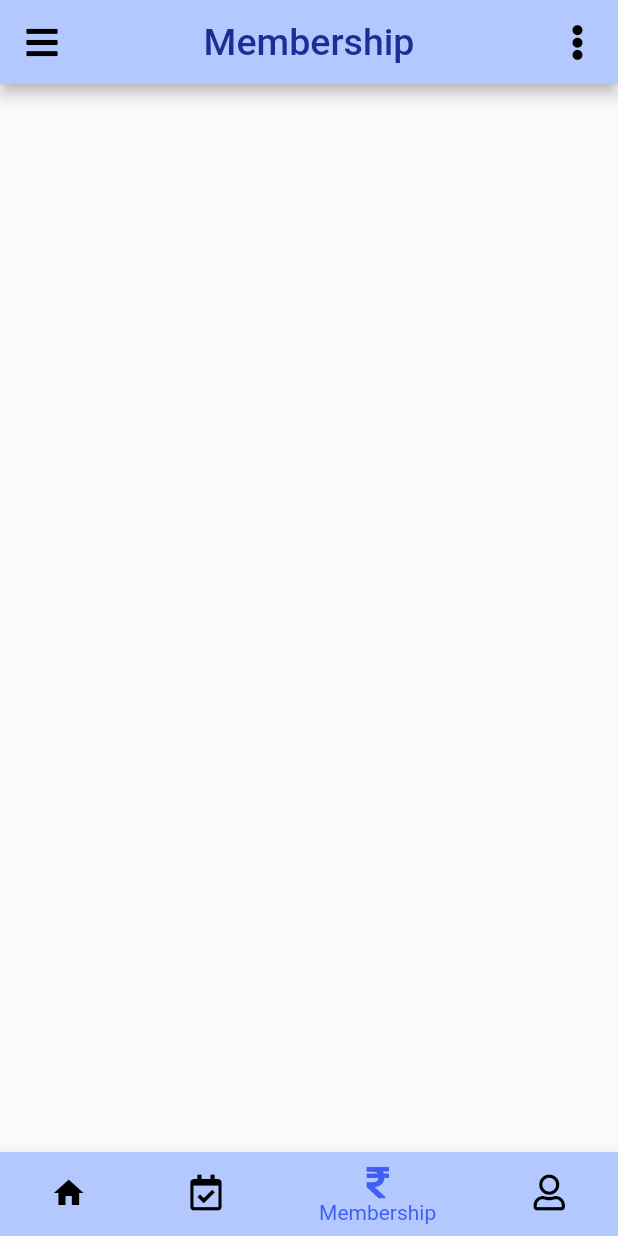
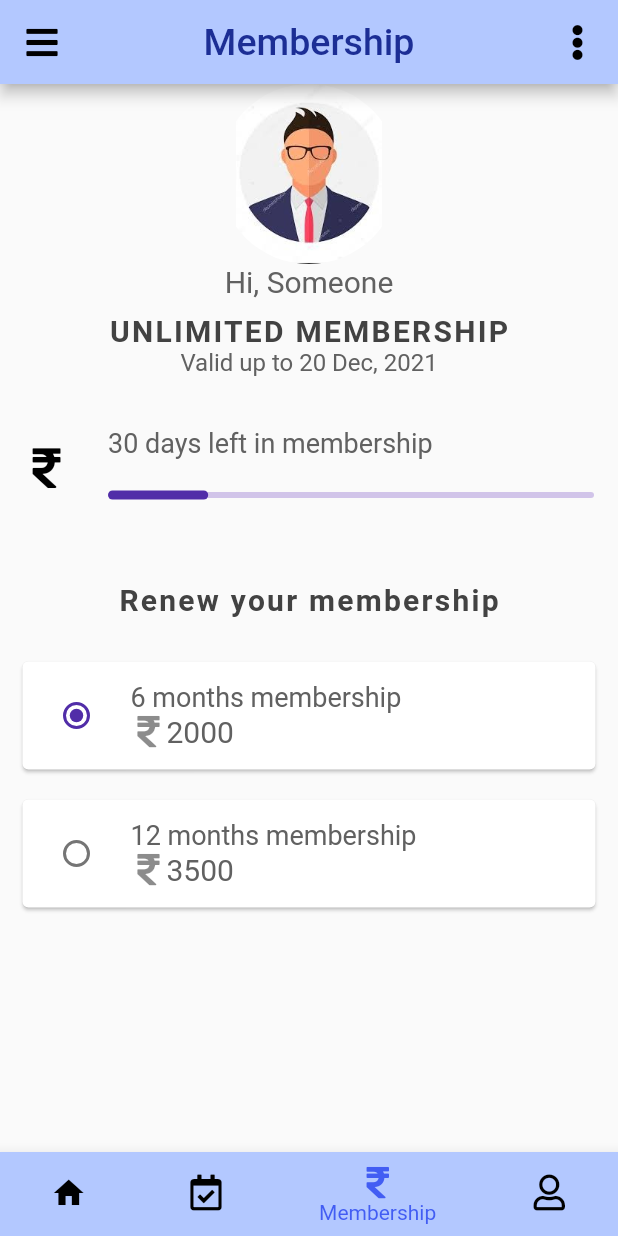
Before and after one commit to ayush2419/ClubHub, a Flutter app: the screen it shows after launch, swiped to page 3, on a phone screen of 412 x 824 dp. Run offline on Flutter 3.47's test engine with Material 2 defaults, Android fonts, the phone set to English and light mode, and no system bars; our stand-ins replace firebase_auth, firebase_core, font_awesome_flutter, introduction_screen; accounts and stored records are empty; Roboto replaces fonts that are missing (Poppins-Bold, Poppins-Regular).

Commit message:
Membership page

```diff
--- a/lib/Screens/membershippage.dart
+++ b/lib/Screens/membershippage.dart
@@ -1,5 +1,7 @@
 import 'package:flutter/material.dart';
 import 'package:font_awesome_flutter/font_awesome_flutter.dart';
+import 'package:club_hub/constants.dart';
+import 'package:club_hub/utilites/slidertrackshape.dart';
 
 class MembershipPage extends StatefulWidget {
   const MembershipPage({Key? key}) : super(key: key);
@@ -9,8 +11,128 @@ class MembershipPage extends StatefulWidget {
 }
 
 class _MembershipPageState extends State<MembershipPage> {
+  int? option = 1;
+
   @override
   Widget build(BuildContext context) {
-    return Scaffold();
+    return Scaffold(
+      body: Column(
+        crossAxisAlignment: CrossAxisAlignment.center,
+        children: <Widget>[
+          // CircleAvatar(
+          //   backgroundImage: NetworkImage("https://www.woolha.com/media/2020/03/eevee.png"),
+          // )
+          SizedBox(
+            width: double.infinity,
+          ),
+          ClipOval(
+            // child:Image.network(
+            //   'https://encrypted-tbn0.gstatic.com/images?q=tbn:ANd9GcTTDf__xsU-p0lRPRPRqsfJQm0hsLo4XMOjzw&usqp=CAU',
+            //   width: 120,
+            //   height: 120,
+            //   )
+            child: Image.asset(
+              'assets/profile.jpg',
+              height: 120,
+              width: 120,
+            ),
+          ),
+          Text(
+            "Hi, Someone",
+            style: memberTextStyle,
+          ),
+          SizedBox(
+            height: 10,
+          ),
+          Text("UNLIMITED MEMBERSHIP", style: memberBoldTextStyle),
+          Text(
+            "Valid up to 20 Dec, 2021",
+            style: memberSmallTextStyle,
+          ),
+          SizedBox(
+            height: 30,
+          ),
+          ListTile(
+            leading: Icon(
+              FontAwesomeIcons.rupeeSign,
+              color: Colors.black,
+              size: 30,
+            ),
+            title: Text(
+              "30 days left in membership",
+              style: memberMediumTextStyle,
+            ),
+            subtitle: SliderTheme(
+              data: SliderTheme.of(context).copyWith(
+                trackShape: CustomTrackShape(),
+                disabledActiveTrackColor: Colors.deepPurple[700],
+                disabledInactiveTrackColor: Colors.deepPurple[100],
+                thumbShape: RoundSliderThumbShape(enabledThumbRadius: 0.0),
+              ),
+              child: Slider(
+                value: 0.2,
+                onChanged: null,
+              ),
+            ),
+          ),
+          SizedBox(
+            height: 30,
+          ),
+          Text(
+            "Renew your membership",
+            style: memberBoldTextStyle,
+          ),
+          SizedBox(
+            height: 20,
+          ),
+          Card(
+            margin: EdgeInsets.symmetric(horizontal: 15, vertical: 10),
+            child: RadioListTile(
+              activeColor: Colors.deepPurple[700],
+              title: Text("6 months membership", style: memberMediumTextStyle),
+              subtitle: Row(
+                children: <Widget>[
+                  Icon(FontAwesomeIcons.rupeeSign),
+                  Text(
+                    "2000",
+                    style: memberTextStyle,
+                  ),
+                ],
+              ),
+              groupValue: option,
+              value: 1,
+              onChanged: (int? value) {
+                setState(() {
+                  option = value;
+                });
+              },
+            ),
+          ),
+          Card(
+            margin: EdgeInsets.symmetric(horizontal: 15,vertical: 10),
+            child: RadioListTile(
+              activeColor: Colors.deepPurple[700],
+              title: Text("12 months membership", style: memberMediumTextStyle),
+              subtitle: Row(
+                children: <Widget>[
+                  Icon(FontAwesomeIcons.rupeeSign),
+                  Text(
+                    "3500",
+                    style: memberTextStyle,
+                  ),
+                ],
+              ),
+              groupValue: option,
+              value: 2,
+              onChanged: (int? value) {
+                setState(() {
+                  option = value;
+                });
+              },
+            ),
+          ),
+        ],
+      ),
+    );
   }
 }
--- a/lib/constants.dart
+++ b/lib/constants.dart
@@ -4,3 +4,29 @@ final backgroundColor = Color(0xFFE8EBFC);
 final tileColor = Color(0xFFb3c8ff);
 final purple = Color(0xFF425DF3);
 final darkPurple = Color(0xFF1C2E95);
+
+var memberTextStyle = TextStyle(
+  fontFamily: 'Poppins-Regular',
+  color: Colors.grey.shade700,
+  fontSize: 20,
+);
+
+var memberBoldTextStyle = TextStyle(
+  fontFamily: 'Poppins-Bold',
+  fontWeight: FontWeight.bold,
+  fontSize: 20,
+  color: Colors.grey.shade800,
+  letterSpacing: 1.5,
+);
+
+var memberSmallTextStyle = TextStyle(
+  fontFamily: 'Poppins-Regular',
+  color: Colors.grey.shade700,
+  fontSize: 16,
+);
+
+var memberMediumTextStyle = TextStyle(
+  fontFamily: 'Poppins-Regular',
+  color: Colors.grey.shade700,
+  fontSize: 18,
+);
--- /dev/null
+++ b/lib/utilites/slidertrackshape.dart
@@ -0,0 +1,18 @@
+import 'package:flutter/material.dart';
+
+class CustomTrackShape extends RoundedRectSliderTrackShape {
+  Rect getPreferredRect({
+    RenderBox? parentBox,
+    Offset offset = Offset.zero,
+    SliderThemeData? sliderTheme,
+    bool isEnabled = false,
+    bool isDiscrete = false,
+  }) {
+    final double? trackHeight = sliderTheme!.trackHeight;
+    final double trackLeft = offset.dx;
+    final double trackTop =
+        offset.dy + (parentBox!.size.height - trackHeight!) / 2;
+    final double trackWidth = parentBox.size.width;
+    return Rect.fromLTWH(trackLeft, trackTop, trackWidth, trackHeight);
+  }
+}
```
Also changed, not shown: assets/Poppins-Bold.ttf (added), assets/Poppins-Regular.ttf (added), assets/profile.jpg (added), pubspec.lock.
